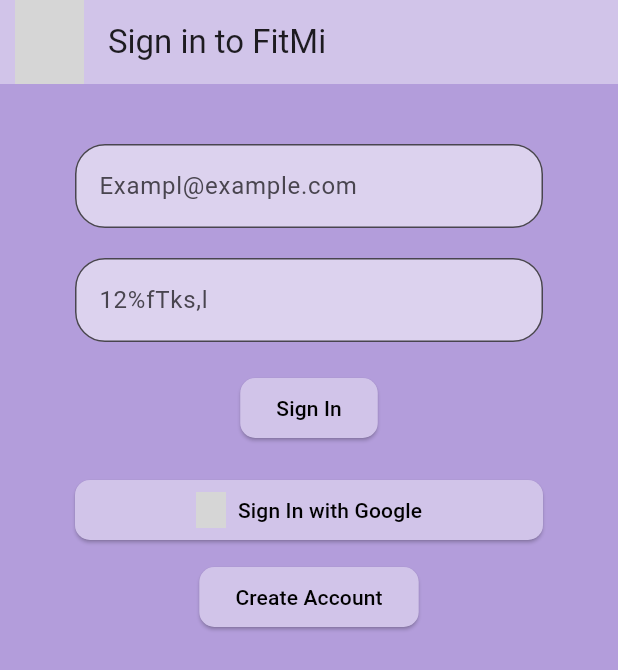
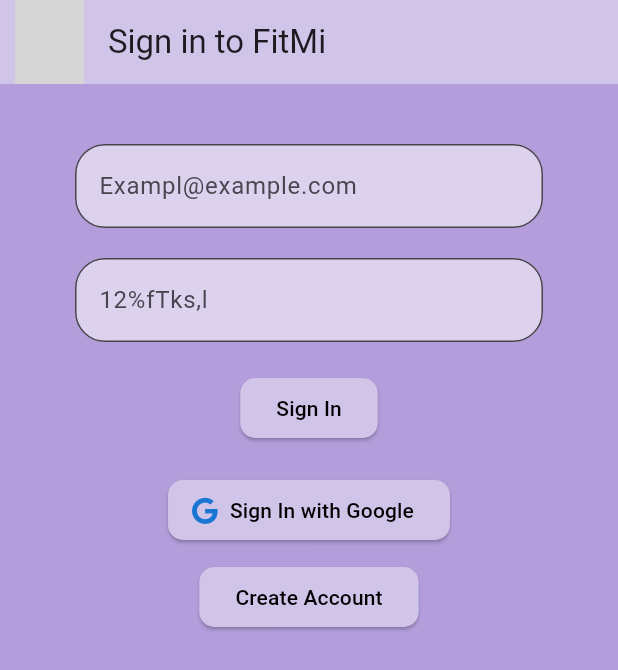
Before and after one commit to FITMI-APP/Mobile-App, a Flutter app: the screen it shows after launch, on a phone screen of 412 x 824 dp. Shown: the top 670 px of the screen. Run offline on Flutter 3.47's test engine with Material 3 defaults, Android fonts, the light colour scheme and no system bars; our stand-ins replace firebase_auth, firebase_core, flutter_spinkit, font_awesome_flutter, google_sign_in; accounts and stored records are empty; grey boxes are pictures that could not be loaded.

Commit message:
Add files via upload

```diff
--- a/lib/screens/authenticate/signIn.dart
+++ b/lib/screens/authenticate/signIn.dart
@@ -1,5 +1,5 @@
 import 'package:flutter/material.dart';
-import 'package:grad/screens/authenticate/register.dart';
+import 'package:font_awesome_flutter/font_awesome_flutter.dart';
 import 'package:grad/shared/loading.dart';
 
 import '../../services/authenticate.dart';
@@ -82,34 +82,21 @@
                       },
                     ),
                     const SizedBox(height: 20.0),
-                    ElevatedButton(
+                    ElevatedButton.icon(
                       style: button,
-                      child: Row(
-                        mainAxisAlignment: MainAxisAlignment.center,
-                        children: [
-                          Image.asset(
-                            'assets/google_logo.png',
-                            height: 24.0,
-                            width: 20.0,
-                          ),
-                          const SizedBox(width: 8.0),
-                          const Text(
-                            'Sign In with Google',
-                            style: TextStyle(color: Colors.black),
-                          ),
-                        ],
-                      ),
+                      icon: FaIcon(FontAwesomeIcons.google, color: Colors.blue[700]),
+                      label: Text('Sign In with Google',),
                       onPressed: () async {
-                        if (_formKey.currentState!.validate()) {
-                          setState(() => loading = true);
-                          dynamic result = await _auth.signInWithGoogle();
-                          if (result == null) {
-                            setState(() {
-                              error = 'Email or Password is Incorrect';
-                              loading = false;
-                            });
-                          }
-                        }
+                        // if (_formKey.currentState!.validate()) {
+                        //   setState(() => loading = true);
+                           await _auth.signInWithGoogle();
+                        //   if (result == null) {
+                        //     setState(() {
+                        //       error = 'Email or Password is Incorrect';
+                        //       loading = false;
+                        //     });
+                        //   }
+                        // }
                       },
                     ),
                     const SizedBox(height: 10.0),
--- a/lib/shared/constants.dart
+++ b/lib/shared/constants.dart
@@ -29,4 +29,5 @@
       borderRadius: BorderRadius.circular(10.0),
     ),
   ),
+  foregroundColor: MaterialStateProperty.all(Colors.black),
 );
```
Also changed, not shown: lib/services/authenticate.dart (+9 -5 lines), pubspec.yaml (+5 -4 lines), pubspec.lock, 11 other files.
